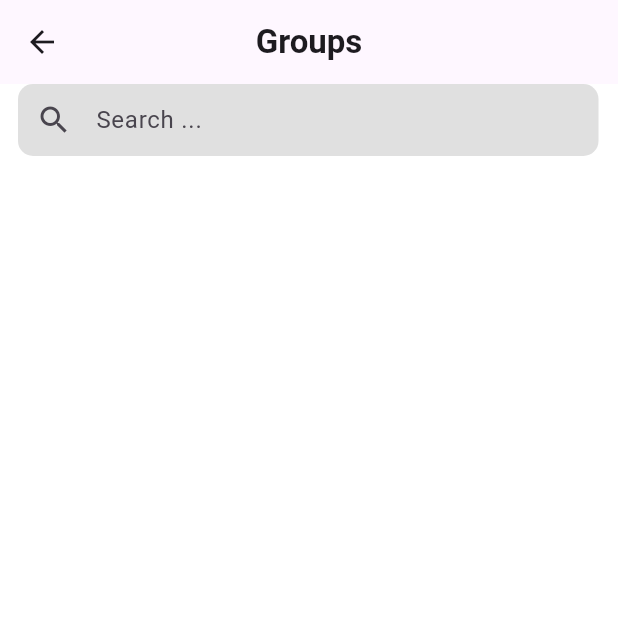
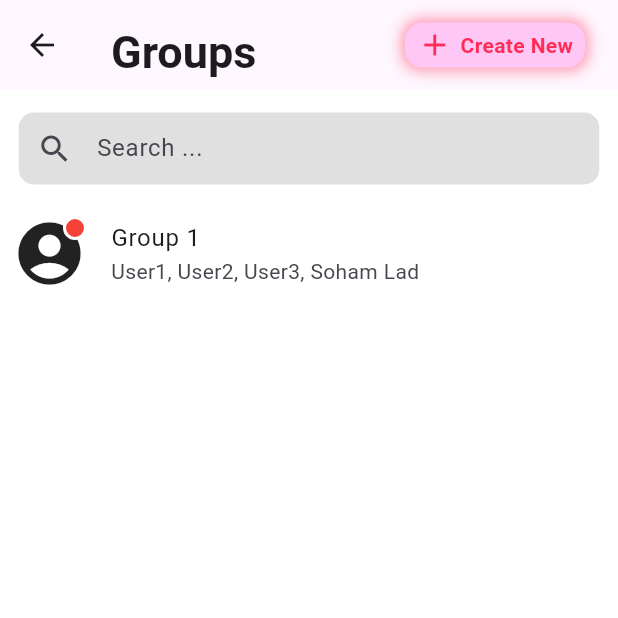
Before and after one commit to soham603/closett_app, a Flutter app: the Group_screen screen opened directly, on a phone screen of 412 x 824 dp, the top half of it. Run offline on Flutter 3.47's test engine with Material 3 defaults, Android fonts, the light colour scheme and no system bars; our stand-ins replace cloud_firestore, file_picker, firebase_auth, firebase_core, firebase_storage, font_awesome_flutter and 2 more; missing offline and left inert: searchbar_animation; accounts and stored records are empty; network calls fail.

Commit message:
suraj change kar x2

```diff
--- a/lib/main.dart
+++ b/lib/main.dart
@@ -3,7 +3,6 @@ import 'package:flutter/material.dart';
 import 'package:intern_asgn_persist/auths/auth_page.dart';
 import 'package:intern_asgn_persist/firebase_options.dart';
 import 'package:intern_asgn_persist/models/saved_prod.dart';
-import 'package:intern_asgn_persist/screens/start.dart';
 import 'package:provider/provider.dart';
 
 void main() async {
@@ -30,7 +29,7 @@ class MyApp extends StatelessWidget {
         colorScheme: ColorScheme.fromSeed(seedColor: Colors.deepPurple),
         useMaterial3: true,
       ),
-      home:  const StartScreen(),
+      home:  const AuthPage(),
     );
   }
 }
--- a/lib/models/my_outfit.dart
+++ b/lib/models/my_outfit.dart
@@ -13,7 +13,9 @@ class VideoCard extends StatelessWidget {
 
   @override
   Widget build(BuildContext context) {
-    return Container(
+    return Padding(
+      padding: const EdgeInsets.all(8.0),
+      child: Container(
         decoration: BoxDecoration(
           borderRadius: BorderRadius.circular(12),
         ),
@@ -54,6 +56,7 @@ class VideoCard extends StatelessWidget {
             ],
           ),
         ),
+      ),
     );
   }
 }
--- a/lib/screens/group_screen.dart
+++ b/lib/screens/group_screen.dart
@@ -1,4 +1,7 @@
+import 'package:flutter/cupertino.dart';
 import 'package:flutter/material.dart';
+import 'package:intern_asgn_persist/screens/add_prod.dart';
+import 'package:intern_asgn_persist/screens/chats.dart';
 import 'package:searchbar_animation/searchbar_animation.dart';
 
 class Group_screen extends StatefulWidget {
@@ -13,13 +16,23 @@ class _Group_screenState extends State<Group_screen> {
   Widget build(BuildContext context) {
     return Scaffold(
      backgroundColor: Colors.white,
-     appBar: AppBar(
-        title: const Text("Groups", style: TextStyle(fontWeight: FontWeight.bold),),
-        centerTitle: true,
+      appBar: AppBar(
+        toolbarHeight: 60,
+        title: const Padding(
+          padding: EdgeInsets.only(left: 2, top: 10),
+          child: Text(
+            'Groups',
+            style: TextStyle(fontWeight: FontWeight.bold, fontSize: 30),
+          ),
+        ),
+        actions: [
+          GlowingAddButton1(),
+        ],
       ),
       body: SingleChildScrollView(
         child: Column(
           children: [
+            SizedBox(height: 15,),
             Padding(
               padding: const EdgeInsets.symmetric(horizontal: 12),
               child: SizedBox(
@@ -43,9 +56,93 @@ class _Group_screenState extends State<Group_screen> {
               ),
             ),
             SizedBox(height: 10),
+        Container(
+          child: Row(
+            children: [
+              const Padding(
+                padding: EdgeInsets.only(left: 8),
+                child: Stack(
+                  alignment: Alignment.center,
+                  children: [
+                    Icon(Icons.account_circle, size: 50),
+                    Positioned(
+                      top: 0,
+                      right: 0,
+                      child: OnlineIndicator(
+                        isOnline: false,
+                      ),
+                    ),
+                  ],
+                ),
+              ),
+              Expanded(
+                child: ListTile(
+                  title: Text('Group 1'),
+                  subtitle: Text('User1, User2, User3, Soham Lad'),
+                  onTap: () {
+                    // Implement navigation to chat screen with selected user
+                    // For example: Navigator.push(context, MaterialPageRoute(builder: (context) => ChatDetailScreen(user: userData)));
+                  },
+                ),
+              ),
+            ],
+          ),
+        ),
           ],
         ),
       ),
     );
   }
 }
+
+class GlowingAddButton1 extends StatelessWidget {
+  @override
+  Widget build(BuildContext context) {
+    return GestureDetector(
+      onTap: () {
+        Navigator.push(context, MaterialPageRoute(builder: (context) => UploadVideo()));
+      },
+      child: Padding(
+        padding: const EdgeInsets.only(right: 22),
+        child: GlowingOverscrollIndicator(
+          axisDirection: AxisDirection.down,
+          color: CupertinoColors.systemPink.withOpacity(0.5),
+          child: Container(
+            height: 30,
+            width: 120,
+            decoration: BoxDecoration(
+              borderRadius: BorderRadius.circular(12),
+              color: const Color.fromARGB(255, 254, 199, 246),
+              boxShadow: [
+                BoxShadow(
+                  color: CupertinoColors.systemPink.withOpacity(0.5),
+                  blurRadius: 8.0,
+                  spreadRadius: 2.0,
+                ),
+              ],
+            ),
+            child: const Center(
+              child: Row(
+                mainAxisAlignment: MainAxisAlignment.center,
+                children: [
+                  Icon(
+                    Icons.add,
+                    color: CupertinoColors.systemPink,
+                  ),
+                  SizedBox(width: 5),
+                  Text(
+                    'Create New',
+                    style: TextStyle(
+                      color: CupertinoColors.systemPink,
+                      fontWeight: FontWeight.bold,
+                    ),
+                  ),
+                ],
+              ),
+            ),
+          ),
+        ),
+      ),
+    );
+  }
+}
```
Also changed, not shown: lib/screens/home_screen.dart (+13 -17 lines), lib/screens/login_screen.dart (+4 -3 lines). Lines whose indentation alone changed are shown as unchanged.
